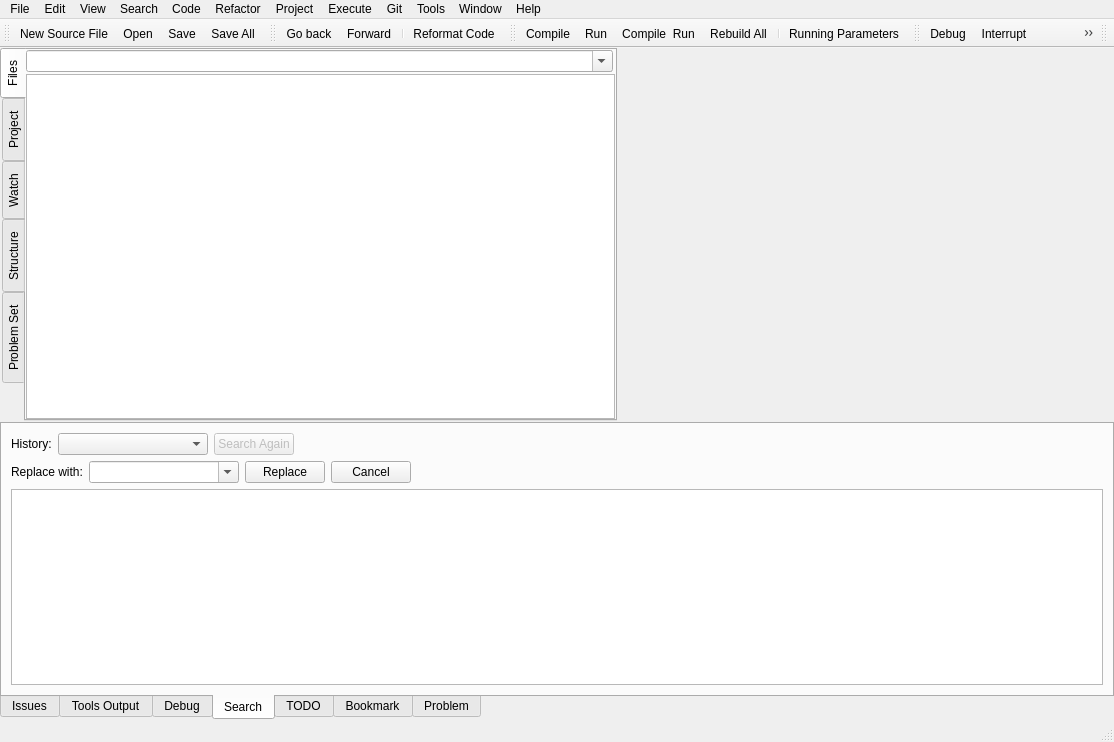
Before: the Qt Designer form RedPandaIDE/mainwindow.ui in royqh1979/RedPanda-CPP, drawn with Qt 5.
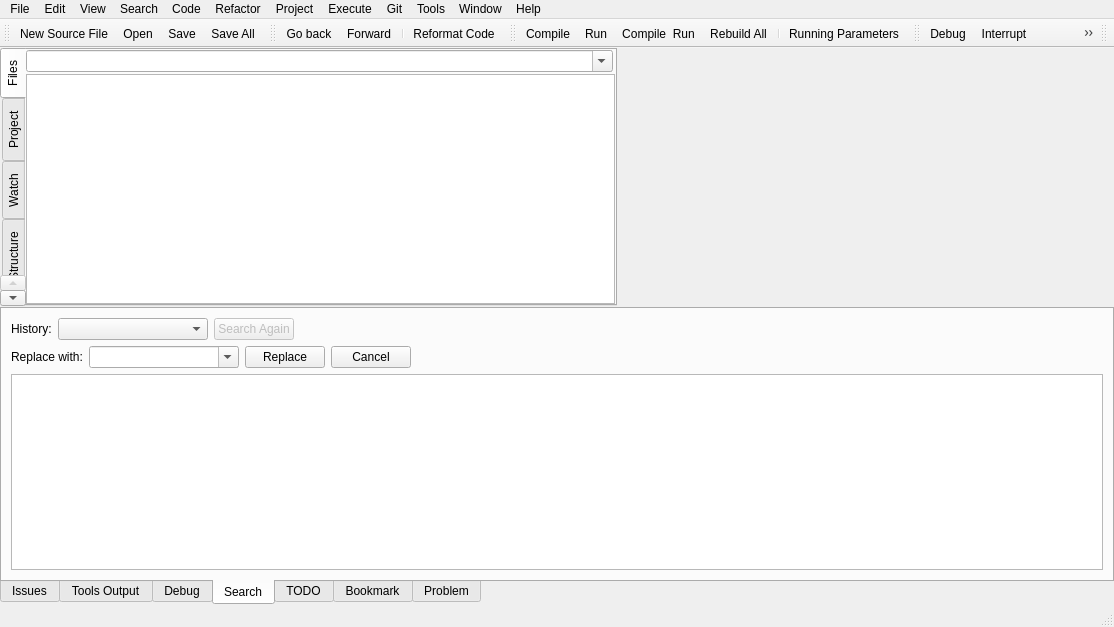
After: the same form once the commit is applied. Icons and pictures are not drawn. Custom widgets are drawn as their Qt base class.

Commit message: - enhancement: press alt to switch to column selection mode while selection by mouse dragging in editor

The edit to the form file:
```diff
--- a/RedPandaIDE/mainwindow.ui
+++ b/RedPandaIDE/mainwindow.ui
@@ -7,7 +7,7 @@
     <x>0</x>
     <y>0</y>
     <width>1114</width>
-    <height>742</height>
+    <height>627</height>
    </rect>
   </property>
   <property name="windowTitle">
```
The commit also changes 2 other files.
